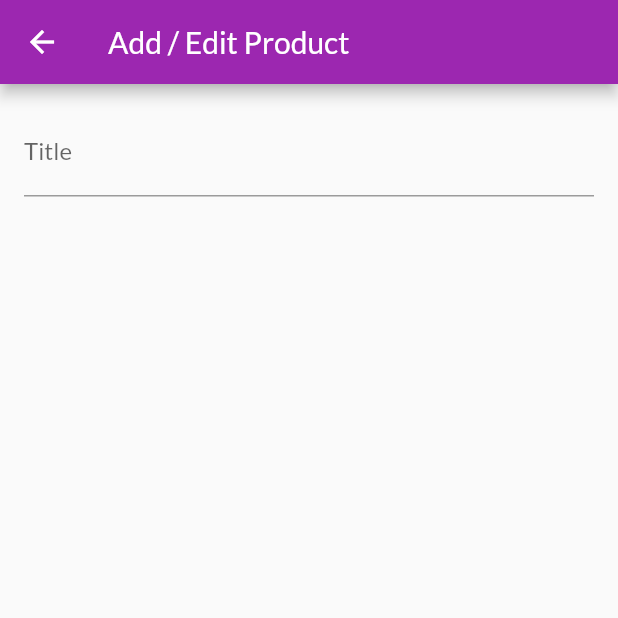
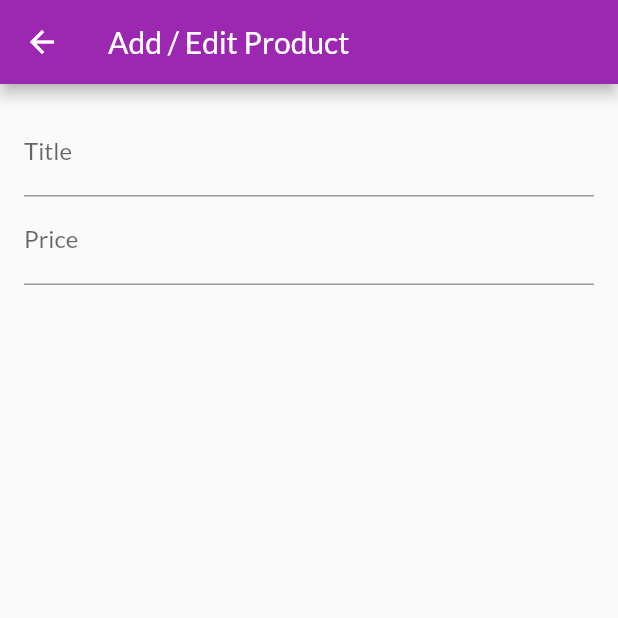
Before and after one commit to kaings-flutter/flutter_proj5, a Flutter app: the EditProductScreen screen opened by its route, on a phone screen of 412 x 824 dp, the top half of it. Run offline on Flutter 3.47's test engine with Material 2 defaults, Android fonts, the phone set to English and light mode, and no system bars; network calls fail.

Commit message:
manage form input focus using FocusNode

```diff
--- a/lib/screens/edit_product_screen.dart
+++ b/lib/screens/edit_product_screen.dart
@@ -8,6 +8,9 @@ class EditProductScreen extends StatefulWidget {
 }
 
 class _EditProductScreenState extends State<EditProductScreen> {
+  // focus on certain TextFormField when `enter` of keyboard is pressed
+  final _priceFocusNode = FocusNode();
+
   @override
   Widget build(BuildContext context) {
     return Scaffold(
@@ -22,7 +25,17 @@ class _EditProductScreenState extends State<EditProductScreen> {
               TextFormField(
                 decoration: InputDecoration(labelText: 'Title'),
                 textInputAction: TextInputAction.next,
-              )
+                // when `enter` of keyboard is pressed
+                onFieldSubmitted: (value) {
+                  FocusScope.of(context).requestFocus(_priceFocusNode);
+                },
+              ),
+              TextFormField(
+                decoration: InputDecoration(labelText: 'Price'),
+                textInputAction: TextInputAction.next,
+                keyboardType: TextInputType.number,
+                focusNode: _priceFocusNode,
+              ),
             ],
           ),
         ),
```
